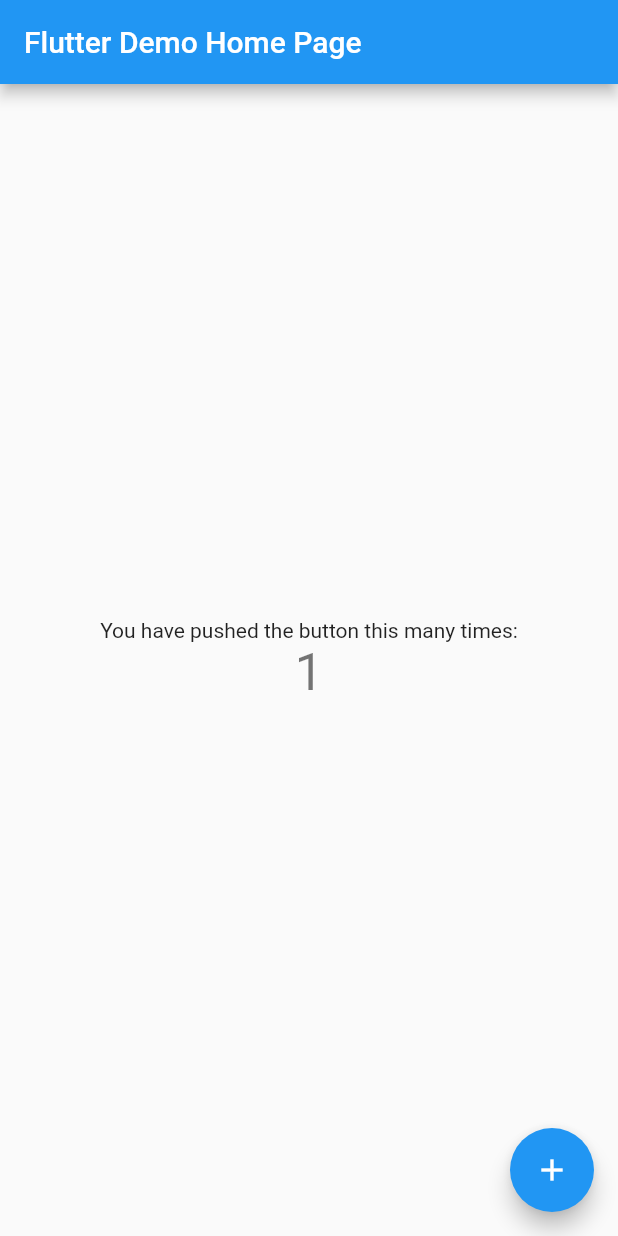
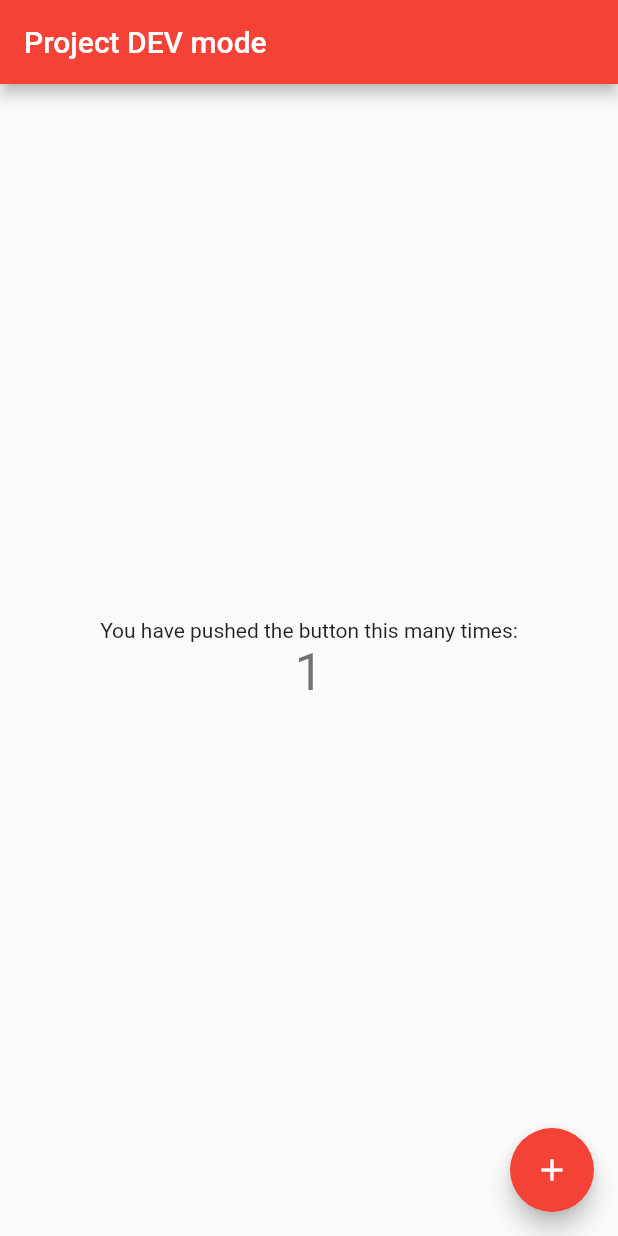
Before and after one commit to williamnkosi/codemagicpoc, a Flutter app: the screen it shows after launch, after a tap on the "add" icon, on a phone screen of 412 x 824 dp. Run offline on Flutter 3.47's test engine with Material 2 defaults, Android fonts, the phone set to English and light mode, and no system bars; our stand-ins replace get_it.

Commit message:
setup environments

```diff
--- /dev/null
+++ b/codemagicpoc/lib/app_config.dart
@@ -0,0 +1,5 @@
+enum Env { dev, preProd, prod }
+
+class AppEnvConfig {
+  Env environment;
+}
--- /dev/null
+++ b/codemagicpoc/lib/locator.dart
@@ -0,0 +1,8 @@
+import 'package:codemagicpoc/app_config.dart';
+import 'package:get_it/get_it.dart';
+
+final locator = GetIt.instance;
+
+setupLocator() {
+  locator.registerLazySingleton(() => AppEnvConfig());
+}
--- a/codemagicpoc/lib/main.dart
+++ b/codemagicpoc/lib/main.dart
@@ -1,47 +1,66 @@
+import 'package:codemagicpoc/app_config.dart';
+import 'package:codemagicpoc/locator.dart';
 import 'package:flutter/material.dart';
 
 void main() {
-  runApp(MyApp());
+  setupLocator();
+  runApp(MyApp(env: _setEnvironment()));
+}
+
+_setEnvironment() {
+  Env environment;
+  switch (const String.fromEnvironment('project_env')) {
+    case 'preprod':
+      environment = Env.preProd;
+      break;
+    case 'prod':
+      environment = Env.prod;
+      break;
+    default:
+      environment = Env.dev;
+  }
+
+  locator<AppEnvConfig>().environment = environment;
 }
 
 class MyApp extends StatelessWidget {
   // This widget is the root of your application.
+  Env env;
+
+  MyApp({this.env});
+
+  Color _appColor() {
+    Color appColor;
+    Env env = locator<AppEnvConfig>().environment;
+    if (env == Env.dev) appColor = Colors.red;
+    if (env == Env.preProd) appColor = Colors.blue;
+    if (env == Env.prod) appColor = Colors.green;
+    return appColor;
+  }
+
+  String _appTitle() {
+    String appTitle;
+    Env env = locator<AppEnvConfig>().environment;
+    if (env == Env.dev) appTitle = "Project DEV mode";
+    if (env == Env.preProd) appTitle = "Project PREPROD mode";
+    if (env == Env.prod) appTitle = "Project PROD mode";
+    return appTitle;
+  }
+
   @override
   Widget build(BuildContext context) {
     return MaterialApp(
-      title: 'Flutter Demo',
-      theme: ThemeData(
-        // This is the theme of your application.
-        //
-        // Try running your application with "flutter run". You'll see the
-        // application has a blue toolbar. Then, without quitting the app, try
-        // changing the primarySwatch below to Colors.green and then invoke
-        // "hot reload" (press "r" in the console where you ran "flutter run",
-        // or simply save your changes to "hot reload" in a Flutter IDE).
-        // Notice that the counter didn't reset back to zero; the application
-        // is not restarted.
-        primarySwatch: Colors.blue,
-        // This makes the visual density adapt to the platform that you run
-        // the app on. For desktop platforms, the controls will be smaller and
-        // closer together (more dense) than on mobile platforms.
-        visualDensity: VisualDensity.adaptivePlatformDensity,
-      ),
-      home: MyHomePage(title: 'Flutter Demo Home Page'),
-    );
+        title: _appTitle(),
+        theme: ThemeData(
+          primarySwatch: _appColor(),
+          visualDensity: VisualDensity.adaptivePlatformDensity,
+        ),
+        home: MyHomePage(title: _appTitle()));
   }
 }
 
 class MyHomePage extends StatefulWidget {
   MyHomePage({Key key, this.title}) : super(key: key);
-
-  // This widget is the home page of your application. It is stateful, meaning
-  // that it has a State object (defined below) that contains fields that affect
-  // how it looks.
-
-  // This class is the configuration for the state. It holds the values (in this
-  // case the title) provided by the parent (in this case the App widget) and
-  // used by the build method of the State. Fields in a Widget subclass are
-  // always marked "final".
 
   final String title;
 
@@ -54,47 +73,18 @@ class _MyHomePageState extends State<MyHomePage> {
 
   void _incrementCounter() {
     setState(() {
-      // This call to setState tells the Flutter framework that something has
-      // changed in this State, which causes it to rerun the build method below
-      // so that the display can reflect the updated values. If we changed
-      // _counter without calling setState(), then the build method would not be
-      // called again, and so nothing would appear to happen.
       _counter++;
     });
   }
 
   @override
   Widget build(BuildContext context) {
-    // This method is rerun every time setState is called, for instance as done
-    // by the _incrementCounter method above.
-    //
-    // The Flutter framework has been optimized to make rerunning build methods
-    // fast, so that you can just rebuild anything that needs updating rather
-    // than having to individually change instances of widgets.
     return Scaffold(
       appBar: AppBar(
-        // Here we take the value from the MyHomePage object that was created by
-        // the App.build method, and use it to set our appbar title.
         title: Text(widget.title),
       ),
       body: Center(
-        // Center is a layout widget. It takes a single child and positions it
-        // in the middle of the parent.
         child: Column(
-          // Column is also a layout widget. It takes a list of children and
-          // arranges them vertically. By default, it sizes itself to fit its
-          // children horizontally, and tries to be as tall as its parent.
-          //
-          // Invoke "debug painting" (press "p" in the console, choose the
-          // "Toggle Debug Paint" action from the Flutter Inspector in Android
-          // Studio, or the "Toggle Debug Paint" command in Visual Studio Code)
-          // to see the wireframe for each widget.
-          //
-          // Column has various properties to control how it sizes itself and
-          // how it positions its children. Here we use mainAxisAlignment to
-          // center the children vertically; the main axis here is the vertical
-          // axis because Columns are vertical (the cross axis would be
-          // horizontal).
           mainAxisAlignment: MainAxisAlignment.center,
           children: <Widget>[
             Text(
@@ -111,7 +101,7 @@ class _MyHomePageState extends State<MyHomePage> {
         onPressed: _incrementCounter,
         tooltip: 'Increment',
         child: Icon(Icons.add),
-      ), // This trailing comma makes auto-formatting nicer for build methods.
+      ),
     );
   }
 }
--- a/codemagicpoc/pubspec.yaml
+++ b/codemagicpoc/pubspec.yaml
@@ -23,6 +23,7 @@ environment:
 dependencies:
   flutter:
     sdk: flutter
+  get_it: ^4.0.2
 
 
   # The following adds the Cupertino Icons font to your application.
```
Also changed, not shown: codemagicpoc/pubspec.lock.
